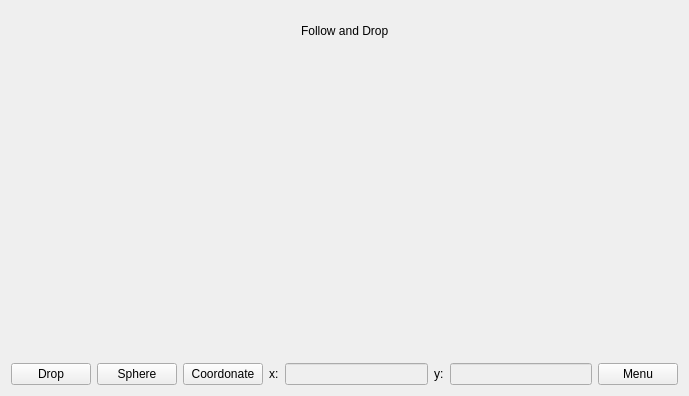
Above: FollowAndDrop/gamewidget.ui from Val17/followAndDrop before the change. Below: the same form after it.
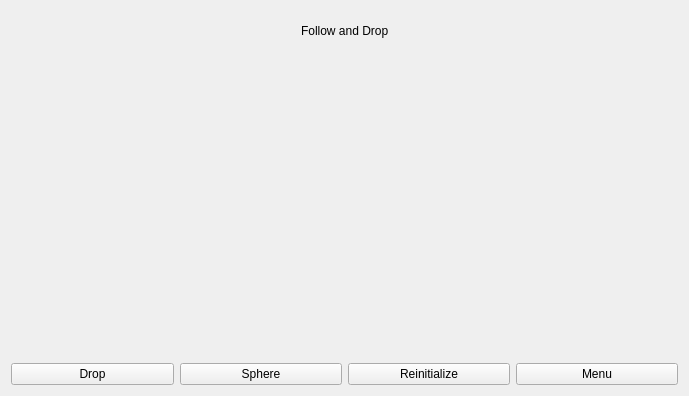
That is the form after the change. Custom widgets are drawn as their Qt base class.

Commit message: Bouton Reinitialize + move de la scene + angle sphere

The edit to the form file:
```diff
--- a/FollowAndDrop/gamewidget.ui
+++ b/FollowAndDrop/gamewidget.ui
@@ -122,52 +122,16 @@
          </property>
         </widget>
        </item>
-       <item>
-        <widget class="QPushButton" name="coordonateButton">
-         <property name="text">
-          <string>Coordonate</string>
-         </property>
-        </widget>
-       </item>
       </layout>
      </item>
      <item>
       <layout class="QHBoxLayout" name="horizontalLayout_5">
        <item>
-        <layout class="QHBoxLayout" name="horizontalLayout_2">
-         <item>
-          <widget class="QLabel" name="xLabel">
-           <property name="text">
-            <string>x:</string>
-           </property>
-          </widget>
-         </item>
-         <item>
-          <widget class="QLineEdit" name="xCoord">
-           <property name="enabled">
-            <bool>false</bool>
-           </property>
-          </widget>
-         </item>
-        </layout>
-       </item>
-       <item>
-        <layout class="QHBoxLayout" name="horizontalLayout_3">
-         <item>
-          <widget class="QLabel" name="yLabel">
-           <property name="text">
-            <string>y:</string>
-           </property>
-          </widget>
-         </item>
-         <item>
-          <widget class="QLineEdit" name="yCoord">
-           <property name="enabled">
-            <bool>false</bool>
-           </property>
-          </widget>
-         </item>
-        </layout>
+        <widget class="QPushButton" name="reinitializeButton">
+         <property name="text">
+          <string>Reinitialize</string>
+         </property>
+        </widget>
        </item>
        <item>
         <widget class="QPushButton" name="menuButton">
```
Left out of the diff: 3 changed lines with no effect on the pictures. The commit also changes 25 other files.
